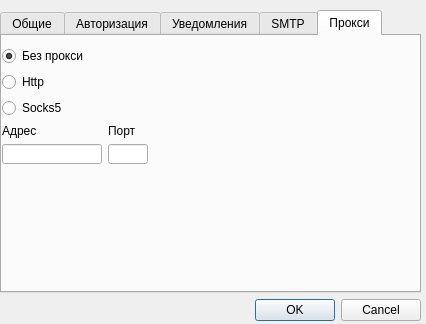
Above: settingsdialog.ui from ssbayanov/balanceManager before the change. Below: the same form after it.
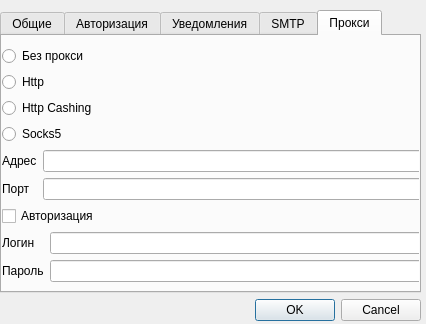
That is the form after the change. The open tabs and pages were chosen to show the change.

```diff
--- a/settingsdialog.ui
+++ b/settingsdialog.ui
@@ -436,9 +436,12 @@
            <property name="text">
             <string>Без прокси</string>
            </property>
-           <property name="checked">
+           <property name="checkable">
             <bool>true</bool>
            </property>
+           <property name="checked">
+            <bool>false</bool>
+           </property>
           </widget>
          </item>
          <item>
@@ -448,6 +451,13 @@
            </property>
           </widget>
          </item>
+         <item>
+          <widget class="QRadioButton" name="httpCashingProxyRadio">
+           <property name="text">
+            <string>Http Cashing</string>
+           </property>
+          </widget>
+         </item>
          <item>
           <widget class="QRadioButton" name="socks5ProxyRadio">
            <property name="text">
@@ -456,46 +466,10 @@
           </widget>
          </item>
          <item>
-          <layout class="QGridLayout" name="gridLayout_2">
-           <item row="0" column="1">
-            <widget class="QLabel" name="proxyPortLabel">
-             <property name="text">
-              <string>Порт</string>
-             </property>
-            </widget>
-           </item>
-           <item row="1" column="0">
-            <widget class="QLineEdit" name="adressProxy">
-             <property name="minimumSize">
-              <size>
-               <width>80</width>
-               <height>20</height>
-              </size>
-             </property>
-             <property name="maximumSize">
-              <size>
-               <width>100</width>
-               <height>20</height>
-              </size>
-             </property>
-            </widget>
-           </item>
-           <item row="1" column="1">
-            <widget class="QLineEdit" name="portProxy">
-             <property name="minimumSize">
-              <size>
-               <width>40</width>
-               <height>20</height>
-              </size>
-             </property>
-             <property name="maximumSize">
-              <size>
-               <width>40</width>
-               <height>20</height>
-              </size>
-             </property>
-            </widget>
-           </item>
+          <layout class="QFormLayout" name="mailLayout_2">
+           <property name="fieldGrowthPolicy">
+            <enum>QFormLayout::AllNonFixedFieldsGrow</enum>
+           </property>
            <item row="0" column="0">
             <widget class="QLabel" name="adressProxyLabel">
              <property name="text">
@@ -503,18 +477,79 @@
              </property>
             </widget>
            </item>
-           <item row="1" column="2">
-            <spacer name="horizontalSpacer_2">
-             <property name="orientation">
-              <enum>Qt::Horizontal</enum>
+           <item row="0" column="1">
+            <widget class="QLineEdit" name="adressProxy">
+             <property name="minimumSize">
+              <size>
+               <width>0</width>
+               <height>0</height>
+              </size>
              </property>
-             <property name="sizeHint" stdset="0">
+             <property name="maximumSize">
               <size>
-               <width>40</width>
-               <height>20</height>
+               <width>16777215</width>
+               <height>16777215</height>
               </size>
              </property>
-            </spacer>
+            </widget>
+           </item>
+           <item row="1" column="1">
+            <widget class="QLineEdit" name="portProxy">
+             <property name="minimumSize">
+              <size>
+               <width>0</width>
+               <height>0</height>
+              </size>
+             </property>
+             <property name="maximumSize">
+              <size>
+               <width>16777215</width>
+               <height>16777215</height>
+              </size>
+             </property>
+            </widget>
+           </item>
+           <item row="1" column="0">
+            <widget class="QLabel" name="proxyPortLabel">
+             <property name="text">
+              <string>Порт</string>
+             </property>
+            </widget>
+           </item>
+          </layout>
+         </item>
+         <item>
+          <widget class="QCheckBox" name="proxyAuth">
+           <property name="text">
+            <string>Авторизация</string>
+           </property>
+          </widget>
+         </item>
+         <item>
+          <layout class="QGridLayout" name="gridLayout_2">
+           <item row="2" column="0">
+            <widget class="QLabel" name="proxyPassLabel">
+             <property name="text">
+              <string>Пароль</string>
+             </property>
+            </widget>
+           </item>
+           <item row="2" column="1">
+            <widget class="QLineEdit" name="proxyLogin"/>
+           </item>
+           <item row="1" column="0">
+            <widget class="QLabel" name="proxyLoginLabel">
+             <property name="text">
+              <string>Логин</string>
+             </property>
+            </widget>
+           </item>
+           <item row="1" column="1">
+            <widget class="QLineEdit" name="proxyPass">
+             <property name="echoMode">
+              <enum>QLineEdit::Password</enum>
+             </property>
+            </widget>
            </item>
           </layout>
          </item>
```
Left out of the diff: 29 changed lines with no effect on the pictures.
